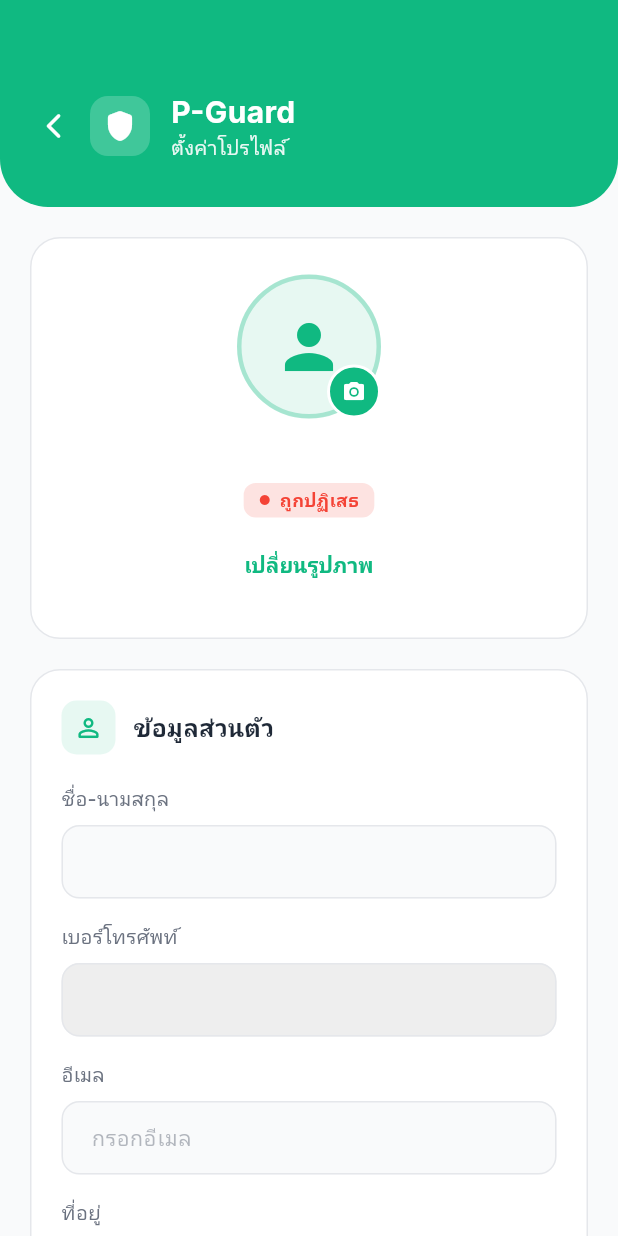
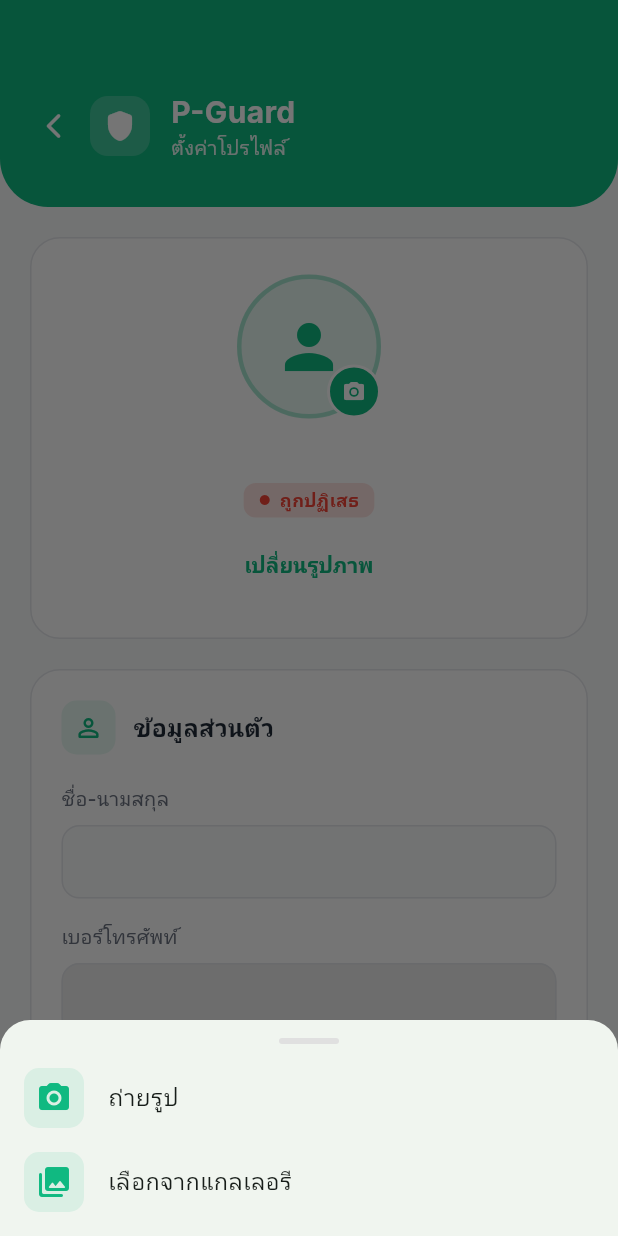
Before and after one commit to WeiWutichai/guard-dispatch, a Flutter app: the ProfileSettingsScreen screen opened directly, after a tap on the "person" icon, on a phone screen of 412 x 824 dp. Run offline on Flutter 3.47's test engine with Material 3 defaults, Android fonts, the phone set to English and light mode, and no system bars; our stand-ins replace cached_network_image, dio, firebase_core, firebase_messaging, flutter_local_notifications, flutter_map and 10 more; missing offline and left inert: flutter_webrtc, media_kit, media_kit_video; accounts and stored records are empty.

Commit message:
feat(mobile): add 'take photo' camera option to avatar picker (BUG-051)
The avatar picker (both customer + guard profile screens) was gallery-only.
Added a 'ถ่ายรูป / เลือกจากแกลเลอรี' (Take Photo / Choose from Gallery) bottom
sheet via _showImageSourcePicker() so users can capture a new photo with the
camera. The chosen ImageSource is passed to pickImage(); the rest of the upload
flow is unchanged.

Platform already configured — iOS Info.plist has NSCameraUsageDescription +
NSPhotoLibraryUsageDescription; Android manifest has CAMERA + READ_MEDIA_IMAGES
+ FlutterFragmentActivity — no native changes needed.

dart analyze clean. Mobile-only; ships in APK #10039.

Co-Authored-By: Claude Opus 4.8 (1M context) <noreply@anthropic.com>

```diff
--- a/frontend/mobile/lib/screens/guard/profile_settings_screen.dart
+++ b/frontend/mobile/lib/screens/guard/profile_settings_screen.dart
@@ -696,9 +696,10 @@ class _ProfileSettingsScreenState extends State<ProfileSettingsScreen> {
   }
 
   Future<void> _pickAndUploadAvatar() async {
-    final picker = ImagePicker();
-    final picked = await picker.pickImage(
-      source: ImageSource.gallery,
+    final source = await _showImageSourcePicker();
+    if (source == null || !mounted) return;
+    final picked = await ImagePicker().pickImage(
+      source: source,
       imageQuality: 85,
       maxWidth: 1024,
       maxHeight: 1024,
@@ -732,6 +733,57 @@ class _ProfileSettingsScreenState extends State<ProfileSettingsScreen> {
     } finally {
       if (mounted) setState(() => _uploadingAvatar = false);
     }
+  }
+
+  /// Bottom sheet to choose camera vs gallery for the avatar photo (BUG-051).
+  Future<ImageSource?> _showImageSourcePicker() {
+    final isThai = LanguageProvider.of(context).isThai;
+    return showModalBottomSheet<ImageSource>(
+      context: context,
+      shape: const RoundedRectangleBorder(
+        borderRadius: BorderRadius.vertical(top: Radius.circular(20)),
+      ),
+      builder: (ctx) => SafeArea(
+        child: Column(
+          mainAxisSize: MainAxisSize.min,
+          children: [
+            const SizedBox(height: 12),
+            Container(
+              width: 40,
+              height: 4,
+              decoration: BoxDecoration(
+                color: Colors.grey.shade300,
+                borderRadius: BorderRadius.circular(2),
+              ),
+            ),
+            const SizedBox(height: 8),
+            _buildImageSourceOption(ctx, Icons.camera_alt_rounded,
+                isThai ? 'ถ่ายรูป' : 'Take Photo', ImageSource.camera),
+            _buildImageSourceOption(ctx, Icons.photo_library_rounded,
+                isThai ? 'เลือกจากแกลเลอรี' : 'Choose from Gallery',
+                ImageSource.gallery),
+            const SizedBox(height: 8),
+          ],
+        ),
+      ),
+    );
+  }
+
+  Widget _buildImageSourceOption(
+      BuildContext ctx, IconData icon, String label, ImageSource source) {
+    return ListTile(
+      leading: Container(
+        padding: const EdgeInsets.all(8),
+        decoration: BoxDecoration(
+          color: AppColors.primary.withValues(alpha: 0.1),
+          borderRadius: BorderRadius.circular(10),
+        ),
+        child: Icon(icon, color: AppColors.primary, size: 24),
+      ),
+      title: Text(label,
+          style: GoogleFonts.inter(fontSize: 15, fontWeight: FontWeight.w500)),
+      onTap: () => Navigator.pop(ctx, source),
+    );
   }
 
   /// Turn the raw Dio/exception into a message the guard can act on.
```
Also changed, not shown: frontend/mobile/lib/screens/hirer/hirer_profile_settings_screen.dart (+54 -1 lines).
